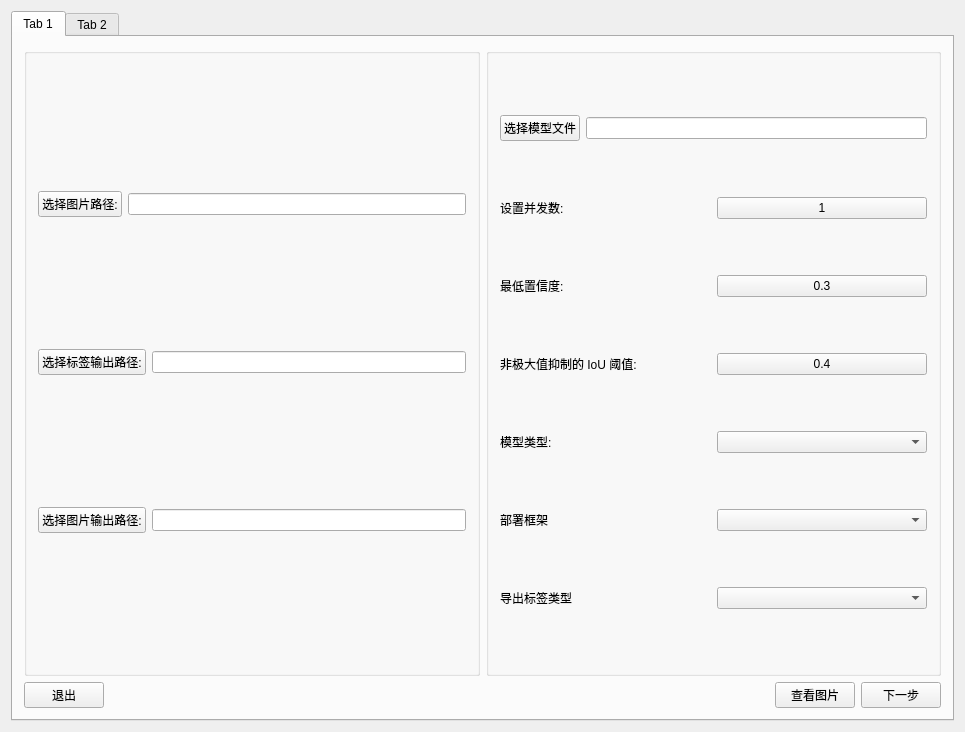
The window that tools/AutomaticAnnotation/ui/AutomaticAnnotation.ui (WIND-ROAD-RUN/RW_UL) describes before a commit, drawn with Qt 5.
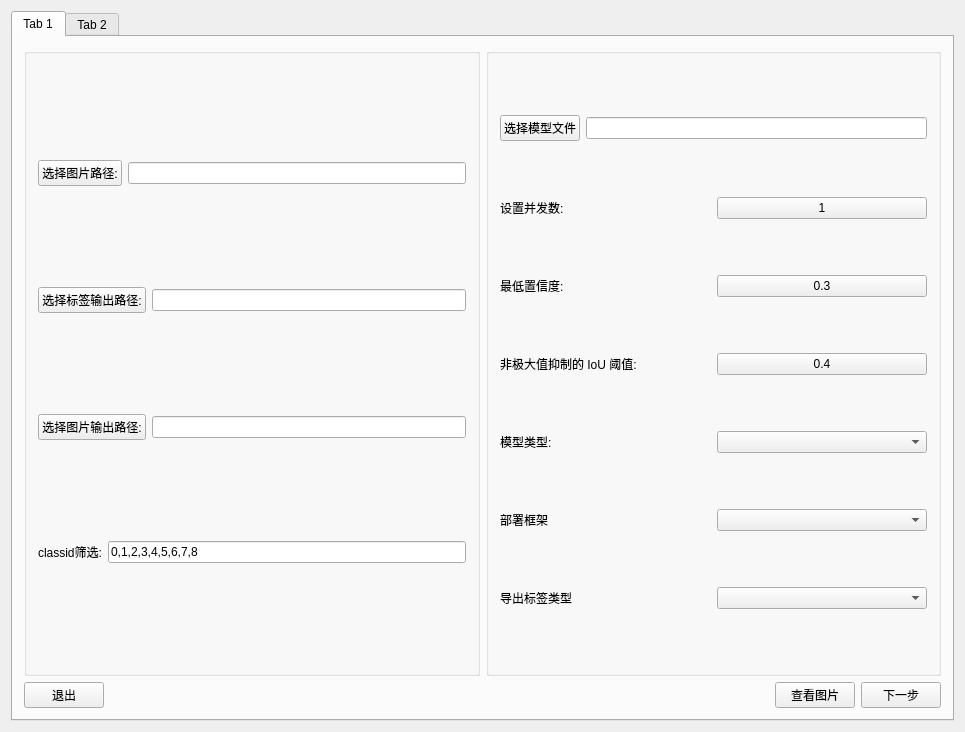
The same window after the commit.

Commit message: 添加标签列表功能以支持classid过滤

```diff
--- a/tools/AutomaticAnnotation/ui/AutomaticAnnotation.ui
+++ b/tools/AutomaticAnnotation/ui/AutomaticAnnotation.ui
@@ -93,6 +93,24 @@
                </item>
               </layout>
              </item>
+             <item>
+              <layout class="QHBoxLayout" name="horizontalLayout_14">
+               <item>
+                <widget class="QLabel" name="label_7">
+                 <property name="text">
+                  <string>classid筛选:</string>
+                 </property>
+                </widget>
+               </item>
+               <item>
+                <widget class="QLineEdit" name="lEdit_labelList">
+                 <property name="text">
+                  <string>0,1,2,3,4,5,6,7,8</string>
+                 </property>
+                </widget>
+               </item>
+              </layout>
+             </item>
             </layout>
            </widget>
           </item>
```
The commit also changes 3 other files.
